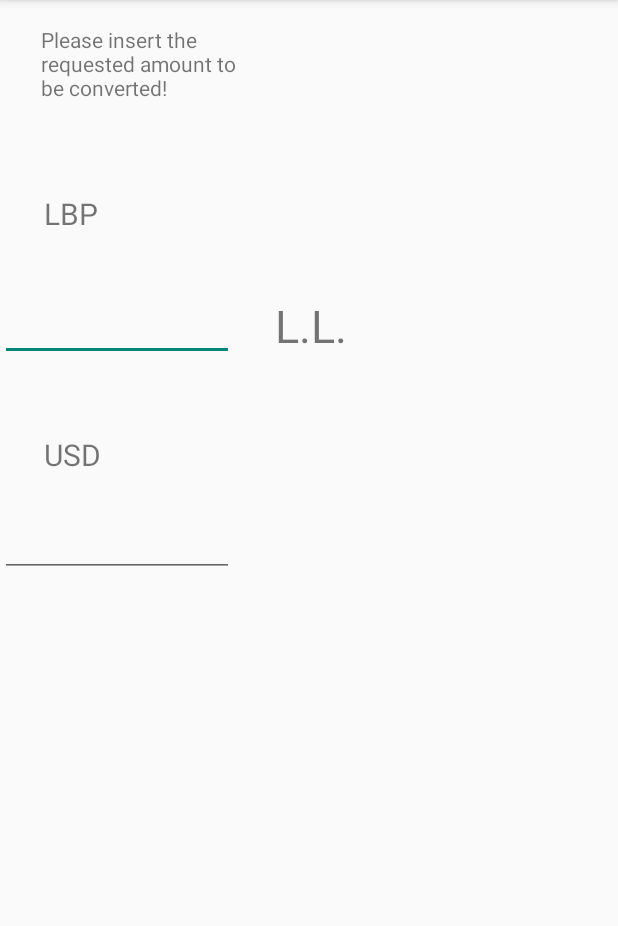
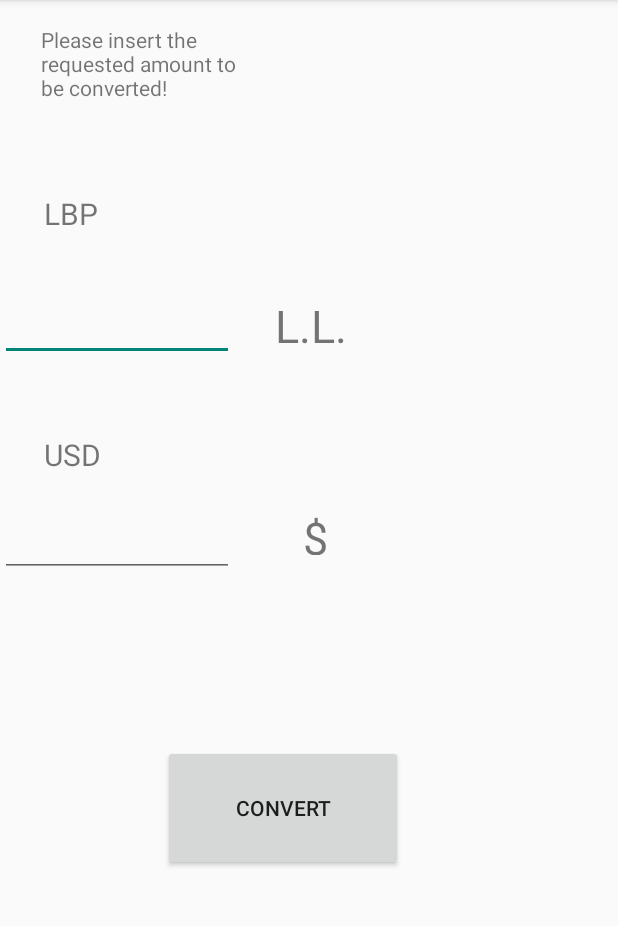
Before and after one commit to MustafaHazime/ExchangeApp, an Android app: the MainActivity2 screen opened directly, with no data from a screen before it, on a phone screen of 412 x 824 dp, the part 84-1010 px from its top. Run offline under Robolectric (Android 15) with nearby library versions, the phone set to English and light mode, and no system bars; 1 statement that could not run was skipped.

Commit message:
Commit 15

```diff
--- a/app/src/main/res/layout/activity_main3.xml
+++ b/app/src/main/res/layout/activity_main3.xml
@@ -80,6 +80,31 @@
         app:layout_constraintVertical_bias="0.45"
         tools:layout_editor_absoluteX="29dp" />
 
+    <TextView
+        android:id="@+id/textView5"
+        android:layout_width="33dp"
+        android:layout_height="32dp"
+        android:text="$"
+        android:textSize="30sp"
+        app:layout_constraintBottom_toBottomOf="parent"
+        app:layout_constraintHorizontal_bias="0.534"
+        app:layout_constraintLeft_toLeftOf="parent"
+        app:layout_constraintRight_toRightOf="parent"
+        app:layout_constraintTop_toTopOf="parent"
+        app:layout_constraintVertical_bias="0.459" />
+
+    <Button
+        android:id="@+id/convertbutt"
+        android:layout_width="160dp"
+        android:layout_height="84dp"
+        android:onClick="buttonClick"
+        android:text="Convert"
+        app:layout_constraintBottom_toBottomOf="parent"
+        app:layout_constraintEnd_toEndOf="parent"
+        app:layout_constraintHorizontal_bias="0.43"
+        app:layout_constraintStart_toStartOf="parent"
+        app:layout_constraintTop_toBottomOf="@+id/dollar"
+        app:layout_constraintVertical_bias="0.374" />
 
 
 
```
